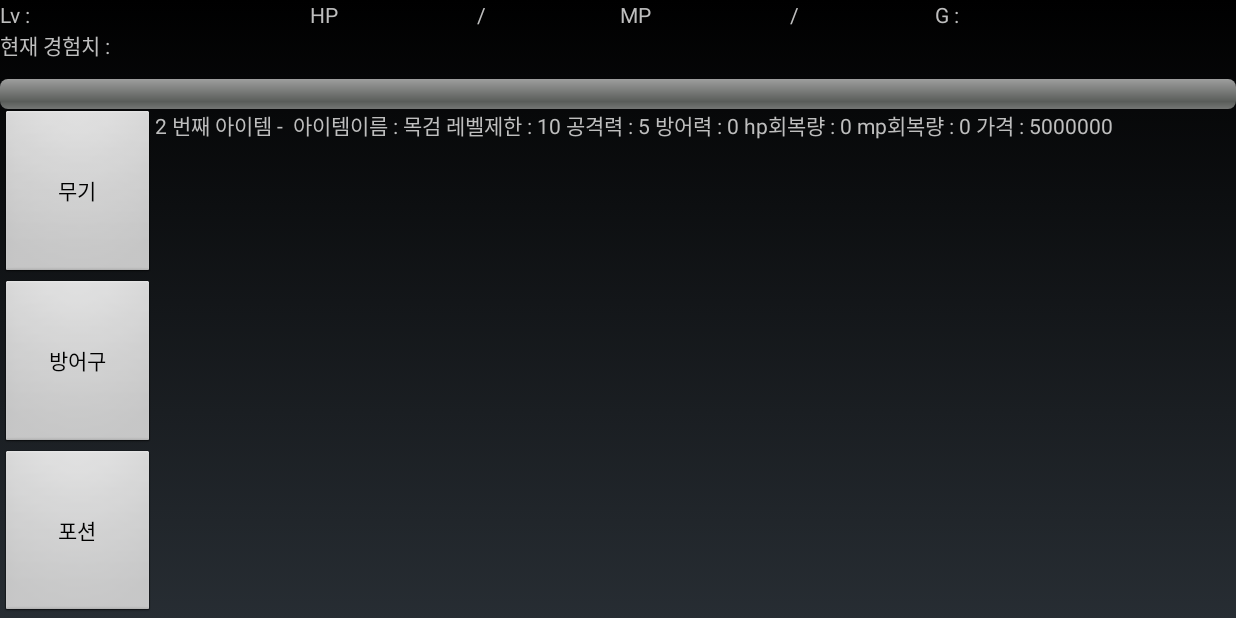
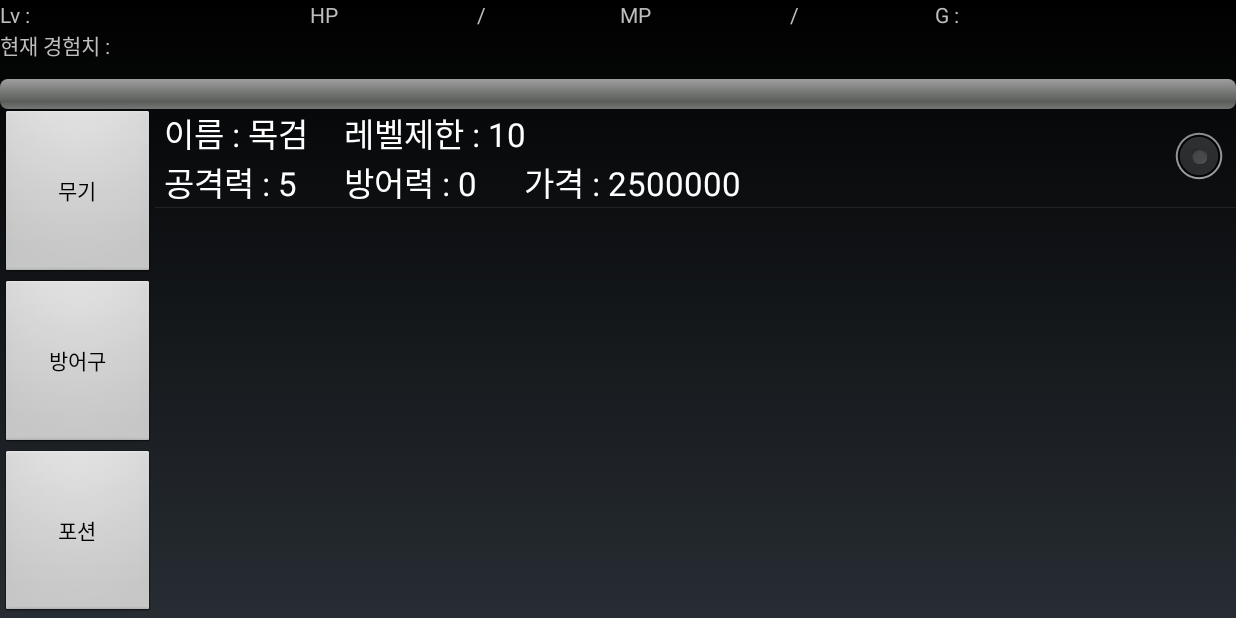
Before and after one commit to qhtlr4/Android_RPG_project, an Android app: the GameActivity screen opened directly, with no data from a screen before it, after a tap on "인벤토리", on a phone screen of 824 x 412 dp (held sideways). Run offline under Robolectric (Android 15) with nearby library versions, the phone set to English and light mode, and no system bars; 2 statements that could not run were skipped.

Commit message:
인벤토리 리스트뷰를 이용 불러오기 완료

```diff
--- a/app/src/main/java/com/example/sec/android_rpg_project/DBHelper.java
+++ b/app/src/main/java/com/example/sec/android_rpg_project/DBHelper.java
@@ -5,6 +5,7 @@ import android.database.Cursor;
 import android.database.sqlite.SQLiteDatabase;
 import android.database.sqlite.SQLiteOpenHelper;
 
+import java.util.ArrayList;
 import java.util.HashMap;
 import java.util.Random;
 
@@ -86,7 +87,9 @@ public class DBHelper extends SQLiteOpenHelper {
         */
     }
 
-    public String getInventoryResult(int clas) {
+    public ArrayList<String> getInventoryResult(int clas) {
+        ArrayList<String> result_array = new ArrayList<String>();
+
         // 인벤토리 DB 열기
         SQLiteDatabase db = getReadableDatabase();
         String result = "";
@@ -94,28 +97,33 @@ public class DBHelper extends SQLiteOpenHelper {
         // DB에 있는 데이터를 쉽게 처리하기 위해 Cursor를 사용하여 테이블에 있는 모든 데이터 출력
         Cursor cursor = db.rawQuery("SELECT * FROM INVENTORY WHERE class=" + clas, null);
         while (cursor.moveToNext()) {
-            result += cursor.getInt(0) + " 번째 아이템 - "
-                    + " 아이템이름 : " + cursor.getString(2)
-                    + " 레벨제한 : " + cursor.getInt(3)
-                    + " 공격력 : " + cursor.getInt(4)
-                    + " 방어력 : " + cursor.getInt(5)
-                    + " hp회복량 : " + cursor.getInt(6)
-                    + " mp회복량 : " + cursor.getInt(7)
-                    + " 가격 : " + cursor.getInt(8);
+            if(clas == 1 || clas == 2)
+                result += "이름 : " + cursor.getString(2)
+                        + "\t\t레벨제한 : " + cursor.getInt(3)
+                        + "\n공격력 : " + cursor.getInt(4)
+                        + "\t\t\t방어력 : " + cursor.getInt(5)
+                        + "\t\t\t가격 : " + (int)(cursor.getInt(8)/2);
+            else
+                result += "이름 : " + cursor.getString(2)
+                        + "\t\t\t\tHP회복량 : " + cursor.getInt(6)
+                        + "\t\t\t\tMP회복량 : " + cursor.getInt(7)
+                        + "\n가격 : " + (int)(cursor.getInt(8)/2);
+            result_array.add(result);
+            result = "";
         }
-        return result;
+        return result_array;
     }
     public Enemy get_enemy(int min_level, int max_level, int is_boss){
         SQLiteDatabase db = getReadableDatabase();
-        int level = 1;
+        int level;
         Cursor cursor = null;
 
-        if(is_boss == 1) {
-            cursor = db.rawQuery("SELECT * FROM MOB WHERE is_boss=" + level, null);
+        if(is_boss == 0) {
+            level = start_rand(max_level, min_level);
+            cursor = db.rawQuery("SELECT * FROM MOB WHERE mob_id=" + level, null);
         }
         else{
-            level = start_rand(max_level, min_level);
-            cursor = db.rawQuery("SELECT * FROM MOB WHERE mob_id=" + level, null);
+            cursor = db.rawQuery("SELECT * FROM MOB WHERE is_boss=" + is_boss, null);
         }
         Enemy enemy = new Enemy();
         while (cursor.moveToNext()) {
@@ -124,6 +132,7 @@ public class DBHelper extends SQLiteOpenHelper {
             enemy.hp = cursor.getInt(2);
             enemy.damage = cursor.getInt(3);
             enemy.exp = cursor.getInt(4);
+            enemy.is_boss = cursor.getInt(5);
         }
         return enemy;
     }
--- a/app/src/main/java/com/example/sec/android_rpg_project/GameActivity.java
+++ b/app/src/main/java/com/example/sec/android_rpg_project/GameActivity.java
@@ -7,12 +7,16 @@ import android.content.SharedPreferences;
 import android.os.Bundle;
 import android.view.KeyEvent;
 import android.view.View;
+import android.widget.ArrayAdapter;
 import android.widget.Button;
 import android.widget.LinearLayout;
+import android.widget.ListView;
 import android.widget.ProgressBar;
 import android.widget.TableLayout;
 import android.widget.TextView;
 import android.widget.Toast;
+
+import java.util.ArrayList;
 
 import static com.example.sec.android_rpg_project.MainActivity.GAME_SETTING;
 
@@ -31,10 +35,16 @@ public class GameActivity extends Activity {
     TextView max_mp;
 
     //inventory
+    ArrayAdapter<String> weapon_adaptor;
+    ArrayAdapter<String> armor_adaptor;
+    ArrayAdapter<String> potion_adaptor;
+    ArrayList<String> weapon_items;
+    ArrayList<String> armor_items;
+    ArrayList<String> potion_items;
     LinearLayout inventory_layout;
-    TextView weapon_view;
-    TextView armor_view;
-    TextView potion_view;
+    ListView weapon_view;
+    ListView armor_view;
+    ListView potion_view;
 
     //ability
     LinearLayout ability_layout;
@@ -46,6 +56,7 @@ public class GameActivity extends Activity {
 
     TableLayout menuBtns;
     LinearLayout war_level_Layout;
+
 
 
     @Override
@@ -90,18 +101,31 @@ public class GameActivity extends Activity {
         final DBHelper dbHelper = new DBHelper(this);
         menuBtns = (TableLayout)findViewById(R.id.menuBtns);
         inventory_layout = (LinearLayout)findViewById(R.id.inventory_layout);
-        weapon_view = (TextView)findViewById(R.id.weapon_view);
-        armor_view = (TextView)findViewById(R.id.armor_view);
-        potion_view = (TextView)findViewById(R.id.potion_view);
+        weapon_view = (ListView)findViewById(R.id.weapon_view);
+        armor_view = (ListView)findViewById(R.id.armor_view);
+        potion_view = (ListView)findViewById(R.id.potion_view);
         Button inventory = (Button)findViewById(R.id.inventory);
         inventory.setOnClickListener(new View.OnClickListener() {
             @Override
             public void onClick(View view) {
                 inventory_layout.setVisibility(View.VISIBLE);
                 menuBtns.setVisibility(View.INVISIBLE);
-                weapon_view.setText(dbHelper.getInventoryResult(1));
-                armor_view.setText(dbHelper.getInventoryResult(2));
-                potion_view.setText(dbHelper.getInventoryResult(3));
+
+                weapon_items = new ArrayList<String>();
+                armor_items = new ArrayList<String>();
+                potion_items = new ArrayList<String>();
+
+                weapon_items = dbHelper.getInventoryResult(1);
+                armor_items = dbHelper.getInventoryResult(2);
+                potion_items = dbHelper.getInventoryResult(3);
+
+                weapon_adaptor = new ArrayAdapter<String>(GameActivity.this, android.R.layout.simple_list_item_single_choice, weapon_items);
+                armor_adaptor = new ArrayAdapter<String>(GameActivity.this, android.R.layout.simple_list_item_single_choice, armor_items);
+                potion_adaptor = new ArrayAdapter<String>(GameActivity.this, android.R.layout.simple_list_item_single_choice, potion_items);
+
+                weapon_view.setAdapter(weapon_adaptor);
+                armor_view.setAdapter(armor_adaptor);
+                potion_view.setAdapter(potion_adaptor);
             }
         });
 
--- a/app/src/main/res/layout/activity_game.xml
+++ b/app/src/main/res/layout/activity_game.xml
@@ -142,21 +142,21 @@
                 android:layout_height="match_parent"
                 android:layout_weight="1">
                 <!-- 무기 -->
-                <TextView
+                <ListView
                     android:layout_width="match_parent"
                     android:layout_height="match_parent"
                     android:visibility="visible"
                     android:id="@+id/weapon_view"/>
 
                 <!-- 방어구 -->
-                <TextView
+                <ListView
                     android:layout_width="match_parent"
                     android:layout_height="match_parent"
                     android:visibility="invisible"
                     android:id="@+id/armor_view"/>
 
                 <!-- 포션 -->
-                <TextView
+                <ListView
                     android:layout_width="match_parent"
                     android:layout_height="match_parent"
                     android:visibility="invisible"
```
